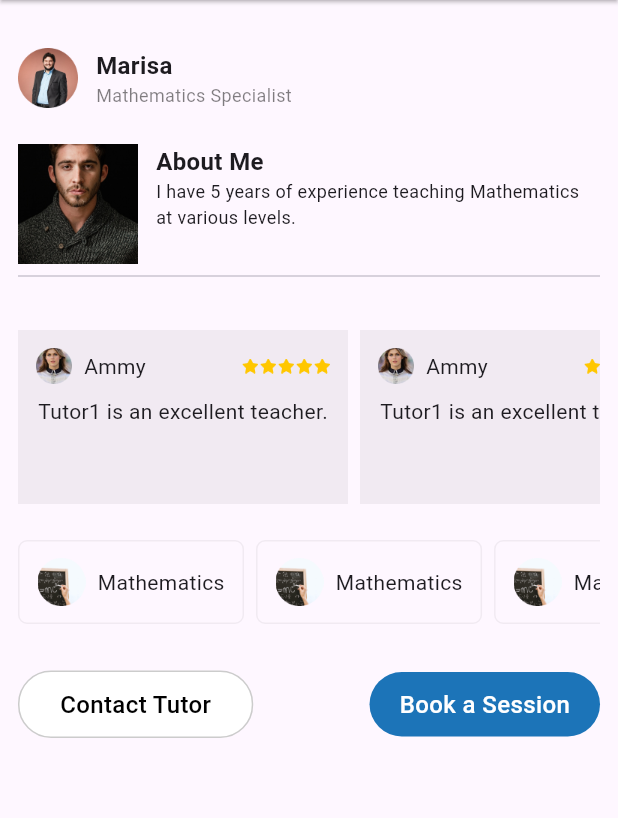
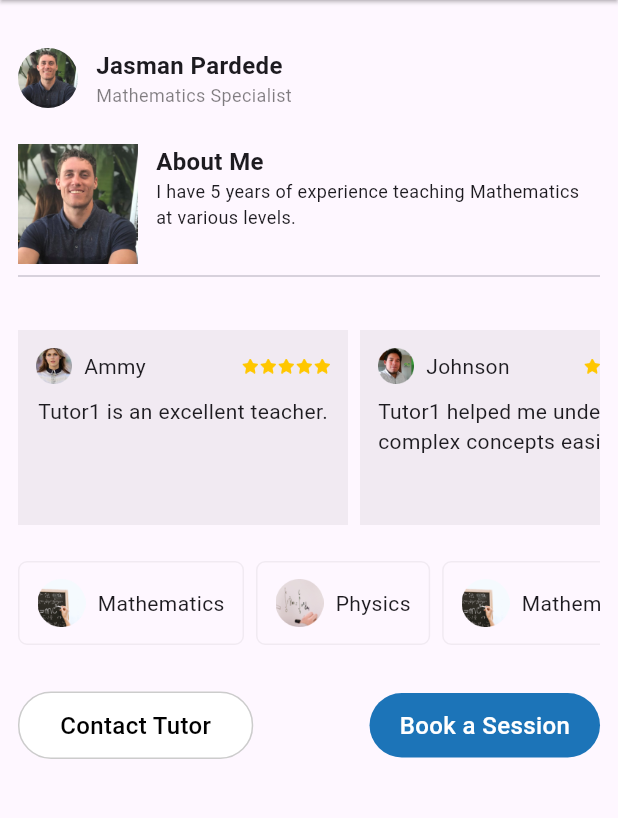
Before and after one commit to Jangbe/edu-connect, a Flutter app: the TutorsProfileScreen screen opened directly, on a phone screen of 412 x 824 dp, the part 84-902 px from its top. Run offline on Flutter 3.47's test engine with Material 3 defaults, Android fonts, the phone set to English and light mode, and no system bars; our stand-ins replace firebase_auth, firebase_core, flutter_bloc, form_validator, geocoding, google_maps_flutter; missing offline and left inert: draggable_bottom_sheet, mysql1; accounts and stored records are empty.

Commit message:
fix: detailing tutors profile screen

```diff
--- a/lib/ui/tutors_profile_screen.dart
+++ b/lib/ui/tutors_profile_screen.dart
@@ -21,10 +21,10 @@ class TutorsProfileScreen extends StatelessWidget {
               height: 32,
             ),
             MyRowCard(
-              title: 'Marisa',
+              title: 'Jasman Pardede',
               description: 'Mathematics Specialist',
               image: Image(
-                image: AssetImage('images/avatar.png'),
+                image: AssetImage('images/jasman.png'),
                 width: 40,
               ),
               action: SizedBox(
@@ -42,7 +42,7 @@ class TutorsProfileScreen extends StatelessWidget {
                   height: 80,
                   width: 80,
                   fit: BoxFit.cover,
-                  image: AssetImage('images/prof-tutor.jpg'),
+                  image: AssetImage('images/jasman.png'),
                 ),
                 SizedBox(
                   width: 12,
@@ -74,48 +74,36 @@ class TutorsProfileScreen extends StatelessWidget {
               height: 28,
             ),
             SizedBox(
-              height: 116,
+              height: 130,
               child: ListView(
                 scrollDirection: Axis.horizontal,
-                children: List.generate(
-                  10,
-                  (index) => Padding(
-                    padding: const EdgeInsets.only(right: 8.0),
-                    child: Container(
-                      width: 220,
-                      padding: EdgeInsets.all(12),
-                      color: Colors.black.withOpacity(0.05),
-                      child: Column(
                 children: const [
-                          Row(
-                            children: [
-                              Image(
-                                width: 24,
-                                height: 24,
-                                image: AssetImage('images/xxx.png'),
+                  Padding(
+                    padding: EdgeInsets.only(right: 8.0),
+                    child: MyCommentCard(
+                      name: 'Ammy',
+                      comment: 'Tutor1 is an excellent teacher.',
+                      imageProvider: AssetImage('images/xxx.png'),
                     ),
-                              SizedBox(
-                                width: 8,
                   ),
-                              Expanded(
-                                child: Text('Ammy'),
+                  Padding(
+                    padding: EdgeInsets.only(right: 8.0),
+                    child: MyCommentCard(
+                      name: 'Johnson',
+                      comment:
+                          'Tutor1 helped me understand complex concepts easily.',
+                      imageProvider: AssetImage('images/xxx2.png'),
                     ),
-                              Image(
-                                width: 59,
-                                height: 10,
-                                image: AssetImage('images/5star.png'),
+                  ),
+                  Padding(
+                    padding: EdgeInsets.only(right: 8.0),
+                    child: MyCommentCard(
+                      name: 'Ammy',
+                      comment: 'Tutor1 is an excellent teacher.',
+                      imageProvider: AssetImage('images/xxx.png'),
+                    ),
                   ),
                 ],
-                          ),
-                          SizedBox(
-                            height: 8,
-                          ),
-                          Text('Tutor1 is an excellent teacher.'),
-                        ],
-                      ),
-                    ),
-                  ),
-                ),
               ),
             ),
             SizedBox(
@@ -125,36 +113,29 @@ class TutorsProfileScreen extends StatelessWidget {
               height: 56,
               child: ListView(
                 scrollDirection: Axis.horizontal,
-                children: List.generate(
-                  10,
-                  (index) => Padding(
-                    padding: const EdgeInsets.only(right: 8.0),
-                    child: Container(
-                      padding: EdgeInsets.symmetric(horizontal: 12),
-                      decoration: BoxDecoration(
-                        border: Border.all(
-                          color: Colors.black.withOpacity(0.05),
-                        ),
-                        borderRadius: BorderRadius.all(
-                          Radius.circular(6),
+                children: const [
+                  Padding(
+                    padding: EdgeInsets.only(right: 8.0),
+                    child: MySubjectCard(
+                      title: 'Mathematics',
+                      imageProvider: AssetImage('images/cat.png'),
                     ),
                   ),
-                      child: Row(
-                        children: const [
-                          Image(
-                            width: 32,
-                            height: 32,
-                            image: AssetImage('images/cat.png'),
-                          ),
-                          SizedBox(
-                            width: 8,
-                          ),
-                          Text('Mathematics'),
-                        ],
+                  Padding(
+                    padding: EdgeInsets.only(right: 8.0),
+                    child: MySubjectCard(
+                      title: 'Physics',
+                      imageProvider: AssetImage('images/cat2.png'),
                     ),
                   ),
+                  Padding(
+                    padding: EdgeInsets.only(right: 8.0),
+                    child: MySubjectCard(
+                      title: 'Mathematics',
+                      imageProvider: AssetImage('images/cat.png'),
                     ),
                   ),
+                ],
               ),
             ),
             SizedBox(
@@ -188,3 +169,92 @@ class TutorsProfileScreen extends StatelessWidget {
     );
   }
 }
+
+class MySubjectCard extends StatelessWidget {
+  final String title;
+  final ImageProvider imageProvider;
+
+  const MySubjectCard({
+    super.key,
+    required this.title,
+    required this.imageProvider,
+  });
+
+  @override
+  Widget build(BuildContext context) {
+    return Container(
+      padding: EdgeInsets.symmetric(horizontal: 12),
+      decoration: BoxDecoration(
+        border: Border.all(
+          color: Colors.black.withOpacity(0.05),
+        ),
+        borderRadius: BorderRadius.all(
+          Radius.circular(6),
+        ),
+      ),
+      child: Row(
+        children: [
+          Image(
+            width: 32,
+            height: 32,
+            image: imageProvider,
+          ),
+          SizedBox(
+            width: 8,
+          ),
+          Text(title),
+        ],
+      ),
+    );
+  }
+}
+
+class MyCommentCard extends StatelessWidget {
+  final String name;
+  final String comment;
+  final ImageProvider imageProvider;
+
+  const MyCommentCard({
+    super.key,
+    required this.name,
+    required this.comment,
+    required this.imageProvider,
+  });
+
+  @override
+  Widget build(BuildContext context) {
+    return Container(
+      width: 220,
+      padding: EdgeInsets.all(12),
+      color: Colors.black.withOpacity(0.05),
+      child: Column(
+        children: [
+          Row(
+            children: [
+              Image(
+                width: 24,
+                height: 24,
+                image: imageProvider,
+              ),
+              SizedBox(
+                width: 8,
+              ),
+              Expanded(
+                child: Text(name),
+              ),
+              Image(
+                width: 59,
+                height: 10,
+                image: AssetImage('images/5star.png'),
+              ),
+            ],
+          ),
+          SizedBox(
+            height: 8,
+          ),
+          Text(comment),
+        ],
+      ),
+    );
+  }
+}
--- a/lib/widget/my_row_card.dart
+++ b/lib/widget/my_row_card.dart
@@ -18,7 +18,15 @@ class MyRowCard extends StatelessWidget {
   Widget build(BuildContext context) {
     return Row(
       children: [
-        image,
+        Container(
+          clipBehavior: Clip.antiAlias,
+          decoration: BoxDecoration(
+            borderRadius: BorderRadius.all(
+              Radius.circular(50),
+            ),
+          ),
+          child: image,
+        ),
         SizedBox(
           width: 12,
         ),
--- a/pubspec.yaml
+++ b/pubspec.yaml
@@ -86,6 +86,12 @@ flutter:
     - images/5star.png
     - images/cat.png
     - images/lab.png
+    - images/jasman.png
+    - images/milda.png
+    - images/sch.png
+    - images/faq2.png
+    - images/xxx2.png
+    - images/cat2.png
   # An image asset can refer to one or more resolution-specific "variants", see
   # https://flutter.dev/assets-and-images/#resolution-aware
   # For details regarding adding assets from package dependencies, see
```
Also changed, not shown: lib/ui/apply_for_job_screen.dart (+11 -0 lines), lib/ui/private_tutors_screen.dart (+77 -19 lines), lib/widget/my_chip_field.dart (+13 -10 lines), images/cat2.png (added), images/faq2.png (added), images/jasman.png (added), images/milda.png (added), images/sch.png (added), images/xxx2.png (added). Lines whose indentation alone changed are shown as unchanged.
